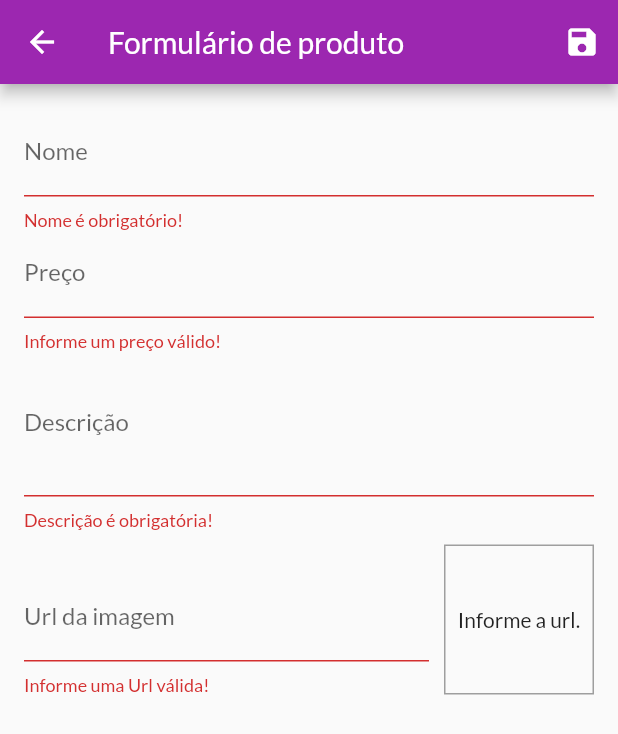
After one commit to Dougsrodrigues/shop-flutter, a Flutter app: the ProductFormPage screen opened by its route, after a tap on the "save" icon, on a phone screen of 412 x 824 dp. The commit adds this screen. Shown: the top 734 px of the screen. Run offline on Flutter 3.47's test engine with Material 2 defaults, Android fonts, the phone set to English and light mode, and no system bars; network calls fail.

Commit message:
feat: working with forms

```diff
--- a/lib/components/product_grid.dart
+++ b/lib/components/product_grid.dart
@@ -1,6 +1,6 @@
 import 'package:flutter/material.dart';
 import 'package:provider/provider.dart';
-import 'package:shop/components/product_item.dart';
+import 'package:shop/components/product_grid_item.dart';
 import 'package:shop/models/product.dart';
 import 'package:shop/models/product_list.dart';
 
@@ -31,7 +31,7 @@ class ProductGrid extends StatelessWidget {
         itemBuilder: (ctx, index) {
           return ChangeNotifierProvider.value(
             value: loadedProducts[index],
-            child: ProductItem(),
+            child: const ProductGridItem(),
           );
         });
   }
--- a/lib/main.dart
+++ b/lib/main.dart
@@ -6,7 +6,9 @@ import 'package:shop/models/product_list.dart';
 import 'package:shop/pages/cart_page.dart';
 import 'package:shop/pages/orders_page.dart';
 import 'package:shop/pages/product_detail.dart';
+import 'package:shop/pages/product_form_page.dart';
 import 'package:shop/pages/product_overview_page.dart';
+import 'package:shop/pages/products_page.dart';
 import 'package:shop/routes/app_routes.dart';
 
 void main() {
@@ -47,6 +49,8 @@ class MyApp extends StatelessWidget {
             AppRoutes.PRODUCT_DETAIL: (ctx) => const ProductDetail(),
             AppRoutes.CART: (ctx) => const CartPage(),
             AppRoutes.ORDERS: (ctx) => const OrdersPage(),
+            AppRoutes.PRODUCTS: (ctx) => const ProductsPage(),
+            AppRoutes.PRODUCT_FORM: (ctx) => const ProductFormPage(),
           }),
     );
   }
--- /dev/null
+++ b/lib/pages/product_form_page.dart
@@ -0,0 +1,232 @@
+import 'dart:math';
+
+import 'package:flutter/material.dart';
+import 'package:provider/provider.dart';
+import 'package:shop/models/product.dart';
+import 'package:shop/models/product_list.dart';
+
+class ProductFormPage extends StatefulWidget {
+  const ProductFormPage({Key? key}) : super(key: key);
+
+  @override
+  State<ProductFormPage> createState() => _ProductFormPageState();
+}
+
+class _ProductFormPageState extends State<ProductFormPage> {
+  final _priceFocus = FocusNode();
+  final _descriptionFocus = FocusNode();
+
+  final _imageUrlFocus = FocusNode();
+  final _imageUrlController = TextEditingController();
+
+  final _formKey = GlobalKey<FormState>();
+  final _formData = Map<String, Object>();
+
+  @override
+  void initState() {
+    // TODO: implement initState
+    super.initState();
+    _imageUrlFocus.addListener(updateImage);
+  }
+
+  @override
+  void dispose() {
+    super.dispose();
+    _priceFocus.dispose();
+    _descriptionFocus.dispose();
+    _imageUrlFocus.dispose();
+    _imageUrlFocus.removeListener(updateImage);
+  }
+
+  @override
+  void didChangeDependencies() {
+    super.didChangeDependencies();
+
+    if (_formData.isEmpty) {
+      final arg = ModalRoute.of(context)?.settings.arguments;
+
+      if (arg != null) {
+        final product = arg as Product;
+
+        _formData["id"] = product.id;
+        _formData["name"] = product.title;
+        _formData["price"] = product.price;
+        _formData["description"] = product.description;
+        _formData["imageUrl"] = product.imageUrl;
+
+        _imageUrlController.text = product.imageUrl;
+      }
+    }
+  }
+
+  void updateImage() {
+    setState(() {});
+  }
+
+  bool isValidImageUrl(String url) {
+    bool isValidUrl = Uri.tryParse(url)?.hasAbsolutePath ?? false;
+
+    bool endsWithFile = url.toLowerCase().endsWith('.png') ||
+        url.toLowerCase().endsWith('.jpg') ||
+        url.toLowerCase().endsWith('.jpeg');
+
+    return isValidUrl && endsWithFile;
+  }
+
+  void _submitForm() {
+    final isValid = _formKey.currentState?.validate() ?? false;
+
+    if (!isValid) {
+      return;
+    }
+
+    _formKey.currentState?.save();
+
+    Provider.of<ProductList>(context, listen: false).saveProduct(_formData);
+    Navigator.of(context).pop();
+  }
+
+  @override
+  Widget build(BuildContext context) {
+    return Scaffold(
+      appBar: AppBar(
+        title: const Text('Formulário de produto'),
+        actions: [IconButton(onPressed: _submitForm, icon: Icon(Icons.save))],
+      ),
+      body: Padding(
+        padding: const EdgeInsets.all(16.0),
+        child: Form(
+          key: _formKey,
+          child: ListView(
+            children: [
+              TextFormField(
+                initialValue: _formData['name']?.toString(),
+                decoration: const InputDecoration(labelText: 'Nome'),
+                // NOTE: FAZENDO FOCAR EM OUTRO COMPONANTE DEPOIS DO BOTÃO DE SEGUINTE
+                // textInputAction IRA FOCAR AUTOMATICAMENTE NO PROXIMO
+                // onFieldSubmitted COM FocusScope IRA FOCAR EM UM QUE VC QUEIRA
+                textInputAction: TextInputAction.next,
+                onFieldSubmitted: (_) {
+                  FocusScope.of(context).requestFocus(_priceFocus);
+                },
+                onSaved: (name) {
+                  _formData['name'] = name ?? '';
+                },
+                validator: (_name) {
+                  final name = _name ?? '';
+
+                  if (name.trim().isEmpty) {
+                    return 'Nome é obrigatório!';
+                  }
+
+                  if (name.trim().length < 3) {
+                    return 'Nome precisa no mínimo de 3 letras!';
+                  }
+
+                  return null;
+                },
+              ),
+              TextFormField(
+                initialValue: _formData['price']?.toString(),
+                decoration: const InputDecoration(labelText: 'Preço'),
+                textInputAction: TextInputAction.next,
+                focusNode: _priceFocus,
+                keyboardType:
+                    const TextInputType.numberWithOptions(decimal: true),
+                onFieldSubmitted: (_) {
+                  FocusScope.of(context).requestFocus(_descriptionFocus);
+                },
+                onSaved: (price) {
+                  _formData['price'] = double.parse(price ?? '0');
+                },
+                validator: (_price) {
+                  final priceString = _price ?? '';
+                  final price = double.tryParse(priceString) ?? -1;
+
+                  if (price <= 0) {
+                    return 'Informe um preço válido!';
+                  }
+
+                  return null;
+                },
+              ),
+              TextFormField(
+                  initialValue: _formData['description']?.toString(),
+                  decoration: const InputDecoration(labelText: 'Descrição'),
+                  focusNode: _descriptionFocus,
+                  keyboardType: TextInputType.multiline,
+                  maxLines: 3,
+                  onSaved: (description) {
+                    _formData['description'] = description ?? '';
+                  },
+                  validator: (_description) {
+                    final description = _description ?? '';
+
+                    if (description.trim().isEmpty) {
+                      return 'Descrição é obrigatória!';
+                    }
+
+                    if (description.trim().length < 10) {
+                      return 'Descrição precisa no mínimo de 10 letras!';
+                    }
+
+                    return null;
+                  }),
+              Row(
+                crossAxisAlignment: CrossAxisAlignment.end,
+                children: [
+                  Expanded(
+                    child: TextFormField(
+                      controller: _imageUrlController,
+                      decoration:
+                          const InputDecoration(labelText: 'Url da imagem'),
+                      keyboardType: TextInputType.url,
+                      textInputAction: TextInputAction.done,
+                      focusNode: _imageUrlFocus,
+                      onSaved: (imageUrl) {
+                        _formData['imageUrl'] = imageUrl ?? '';
+                      },
+                      validator: (_imageUrl) {
+                        final imageUrl = _imageUrl ?? '';
+
+                        if (!isValidImageUrl(imageUrl)) {
+                          return 'Informe uma Url válida!';
+                        }
+
+                        return null;
+                      },
+                    ),
+                  ),
+                  Container(
+                    height: 100,
+                    width: 100,
+                    margin: const EdgeInsets.only(
+                      top: 10,
+                      left: 10,
+                    ),
+                    decoration: BoxDecoration(
+                      border: Border.all(
+                        color: Colors.grey,
+                        width: 1,
+                      ),
+                    ),
+                    alignment: Alignment.center,
+                    child: _imageUrlController.text.isEmpty
+                        ? const Text('Informe a url.')
+                        : FittedBox(
+                            child: Image.network(
+                              _imageUrlController.text,
+                              width: 100,
+                              height: 100,
+                            ),
+                          ),
+                  )
+                ],
+              ),
+            ],
+          ),
+        ),
+      ),
+    );
+  }
+}
--- a/lib/routes/app_routes.dart
+++ b/lib/routes/app_routes.dart
@@ -3,4 +3,6 @@ class AppRoutes {
   static const PRODUCT_DETAIL = '/app-product-detail';
   static const CART = '/app-cart';
   static const ORDERS = '/orders';
+  static const PRODUCTS = '/products';
+  static const PRODUCT_FORM = '/product-form';
 }
```
Also changed, not shown: lib/components/app_drawer.dart (+8 -0 lines), lib/components/cart_item.dart (+23 -0 lines), lib/components/product_grid_item.dart (added, +83 -0 lines), lib/components/product_item.dart (+48 -45 lines), lib/models/cart.dart (+23 -0 lines), lib/models/product_list.dart (+42 -0 lines), lib/pages/products_page.dart (added, +44 -0 lines).
